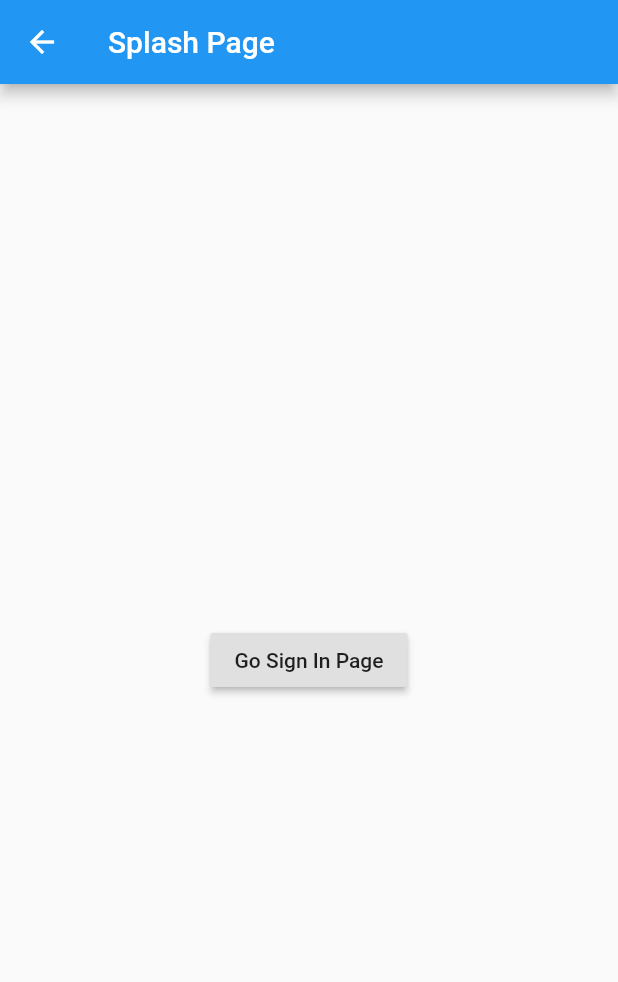
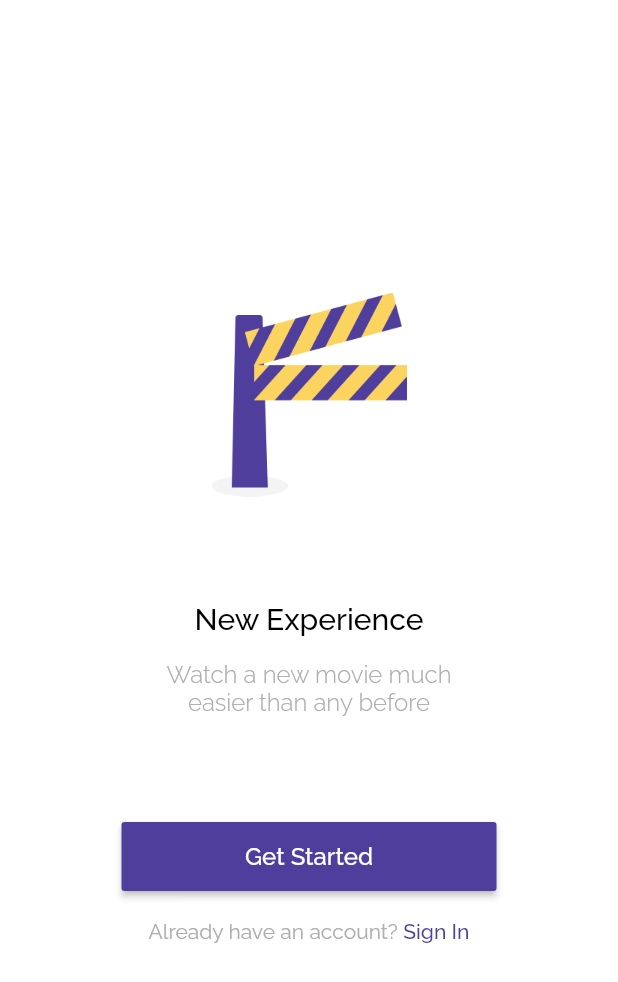
Before and after one commit to alvayonara/TixApps, a Flutter app: the SplashPage screen opened directly, on a phone screen of 412 x 824 dp. Shown: the top 982 px of the screen. Run offline on Flutter 3.47's test engine with Material 2 defaults, Android fonts, the phone set to English and light mode, and no system bars; our stand-ins replace bloc, cloud_firestore, equatable, firebase_auth, flutter_bloc, google_fonts; accounts and stored records are empty.

Commit message:
Create layout splash_page.dart

```diff
--- a/lib/ui/page/splash_page.dart
+++ b/lib/ui/page/splash_page.dart
@@ -4,17 +4,78 @@ class SplashPage extends StatelessWidget {
   @override
   Widget build(BuildContext context) {
     return Scaffold(
-      appBar: AppBar(
-        title: Text("Splash Page"),
-      ),
-      body: Center(
-        child: RaisedButton(
-          onPressed: () {
-            // Import flutter_bloc first in pages.dart
-            // Button Event to load GoToLoginPage()
-            context.bloc<PageBloc>().add(GoToLoginPage());
-          },
-          child: Text("Go Sign In Page"),
+      backgroundColor: Colors.white,
+      body: Container(
+        padding: EdgeInsets.symmetric(horizontal: defaultMargin),
+        child: Column(
+          mainAxisAlignment: MainAxisAlignment.center,
+          crossAxisAlignment: CrossAxisAlignment.center,
+          children: [
+            Container(
+              height: 136,
+              decoration: BoxDecoration(
+                image: DecorationImage(
+                  image: AssetImage("assets/logo.png"),
+                ),
+              ),
+            ),
+            Container(
+              margin: EdgeInsets.only(
+                top: 70,
+                bottom: 16,
+              ),
+              child: Text(
+                "New Experience",
+                style: blackTextFont.copyWith(
+                  fontSize: 20,
+                ),
+              ),
+            ),
+            Text(
+              "Watch a new movie much\neasier than any before",
+              style: greyTextFont.copyWith(
+                fontSize: 16,
+                fontWeight: FontWeight.w300,
+              ),
+              textAlign: TextAlign.center,
+            ),
+            Container(
+              width: 250,
+              height: 46,
+              margin: EdgeInsets.only(
+                top: 70,
+                bottom: 19,
+              ),
+              child: RaisedButton(
+                child: Text(
+                  "Get Started",
+                  style: whiteTextFont.copyWith(fontSize: 16),
+                ),
+                color: mainColor,
+                onPressed: () {},
+              ),
+            ),
+            Row(
+              mainAxisAlignment: MainAxisAlignment.center,
+              children: [
+                Text(
+                  "Already have an account? ",
+                  style: greyTextFont.copyWith(
+                    fontWeight: FontWeight.w400,
+                  ),
+                ),
+                GestureDetector(
+                  onTap: () {
+                    context.bloc<PageBloc>().add(GoToLoginPage());
+                  },
+                  child: Text(
+                    "Sign In",
+                    style: purpleTextFont,
+                  ),
+                )
+              ],
+            )
+          ],
         ),
       ),
     );
```
